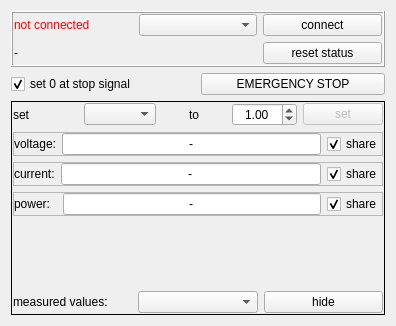
bchjoerni/mlab, file powermetertestwindow.ui: the form before one commit.
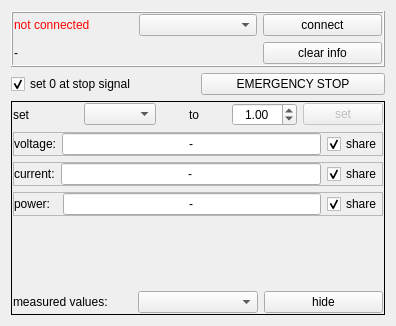
The form after the commit.

Commit message: mlabsignal system changed, networkremote window changed, portwindows now have buttons reset/refresh and clear info

Patch:
```diff
--- a/powermetertestwindow.ui
+++ b/powermetertestwindow.ui
@@ -55,17 +55,17 @@
         </property>
        </widget>
       </item>
-      <item row="1" column="0">
-       <widget class="QLabel" name="lbl_info">
+      <item row="1" column="2">
+       <widget class="QPushButton" name="btn_clearInfo">
         <property name="text">
-         <string>-</string>
+         <string>clear info</string>
         </property>
        </widget>
       </item>
-      <item row="1" column="2">
-       <widget class="QPushButton" name="btn_resetStatus">
+      <item row="1" column="0" colspan="2">
+       <widget class="QLabel" name="lbl_info">
         <property name="text">
-         <string>reset status</string>
+         <string>-</string>
         </property>
        </widget>
       </item>
```
The commit also changes 78 other files.
